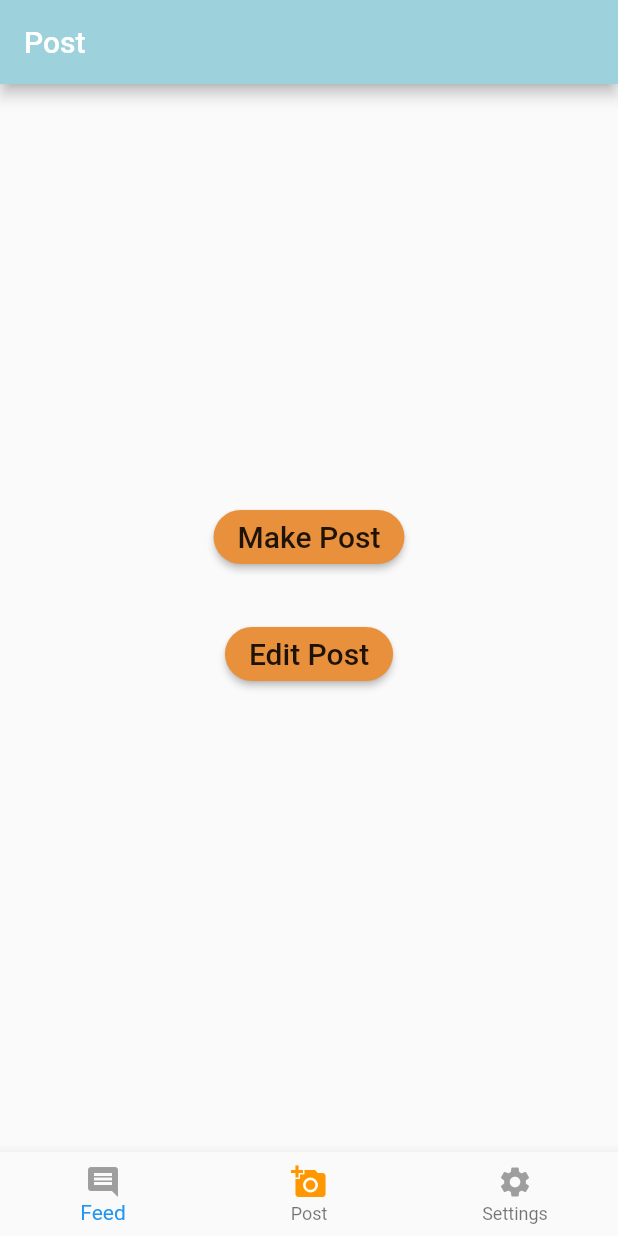
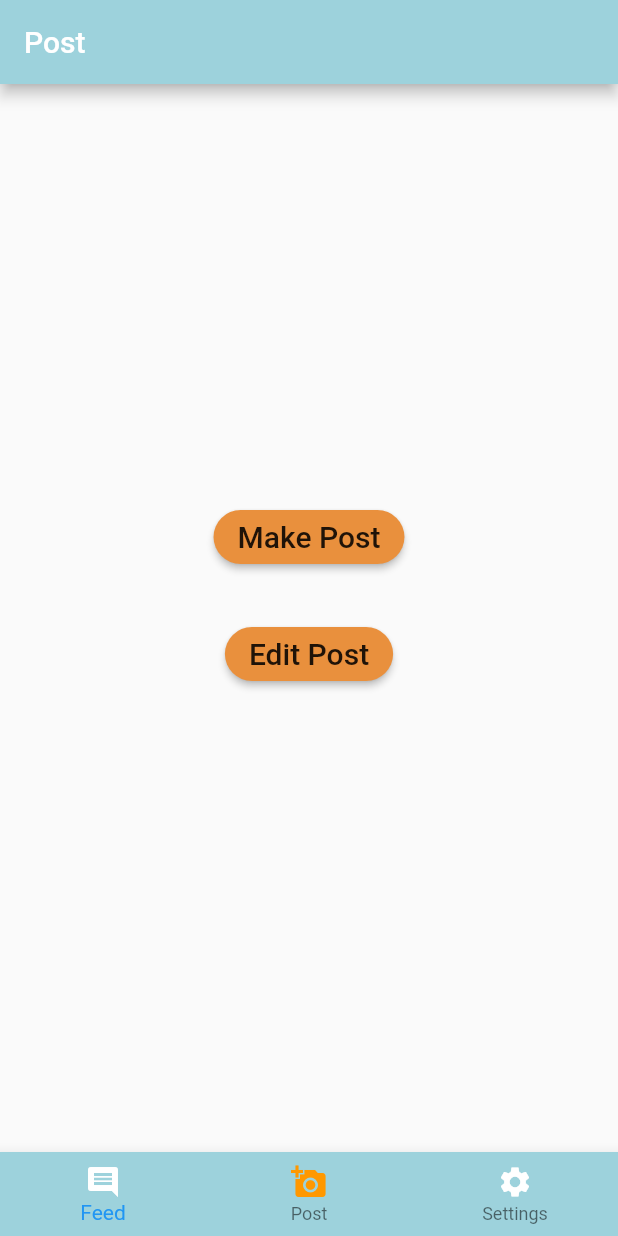
Before and after one commit to priyankaganesha/Bulldog-Eats-Mobile, a Flutter app: the screen it shows once a user with an empty profile is signed in, swiped to page 2, on a phone screen of 412 x 824 dp. Run offline on Flutter 3.47's test engine with Material 2 defaults, Android fonts, the phone set to English and light mode, and no system bars; our stand-ins replace firebase_auth, firebase_core; accounts and stored records are empty.

Commit message:
fixed navbar background color issue

```diff
--- a/lib/pages/HomePage.dart
+++ b/lib/pages/HomePage.dart
@@ -42,44 +42,45 @@ class _HomePageState extends State<HomePage> {
       ),
       bottomNavigationBar: BottomNavigationBar(
         onTap: _onItemTapped,
+        backgroundColor: Color(0xFF9dd2dc),
         //Switching pages
         items: [
           BottomNavigationBarItem(
             icon: Icon(
               Icons.comment,
-                color: _selectedIndex == 0 ? Colors.orange : Colors.grey,
+              color: _selectedIndex == 0 ? Colors.orange : Colors.white,
             ),
             title: Text(
               'Feed',
               style: TextStyle(
-                  color: _selectedIndex == 0 ? Colors.orange : Colors.grey,
+                color: _selectedIndex == 0 ? Colors.orange : Colors.white,
               ),
             ),
-              backgroundColor: Color(0xFF9dd2dc)),
+          ),
           BottomNavigationBarItem(
             icon: Icon(
               Icons.add_a_photo,
-                color: _selectedIndex == 1 ? Colors.orange : Colors.grey,
+              color: _selectedIndex == 1 ? Colors.orange : Colors.white,
             ),
             title: Text(
               'Post',
               style: TextStyle(
-                  color: _selectedIndex == 1 ? Colors.orange : Colors.grey,
+                color: _selectedIndex == 1 ? Colors.orange : Colors.white,
               ),
             ),
-              backgroundColor: Color(0xFF9dd2dc)),
+          ),
           BottomNavigationBarItem(
             icon: Icon(
               Icons.settings,
-                color: _selectedIndex == 2 ? Colors.orange : Colors.grey,
+              color: _selectedIndex == 2 ? Colors.orange : Colors.white,
             ),
             title: Text(
               'Settings',
               style: TextStyle(
-                  color: _selectedIndex == 2 ? Colors.orange : Colors.grey,
+                color: _selectedIndex == 2 ? Colors.orange : Colors.white,
               ),
             ),
-              backgroundColor: Color(0xFF9dd2dc)),
+          ),
         ],
       ),
     );
```
Lines whose indentation alone changed are shown as unchanged.
